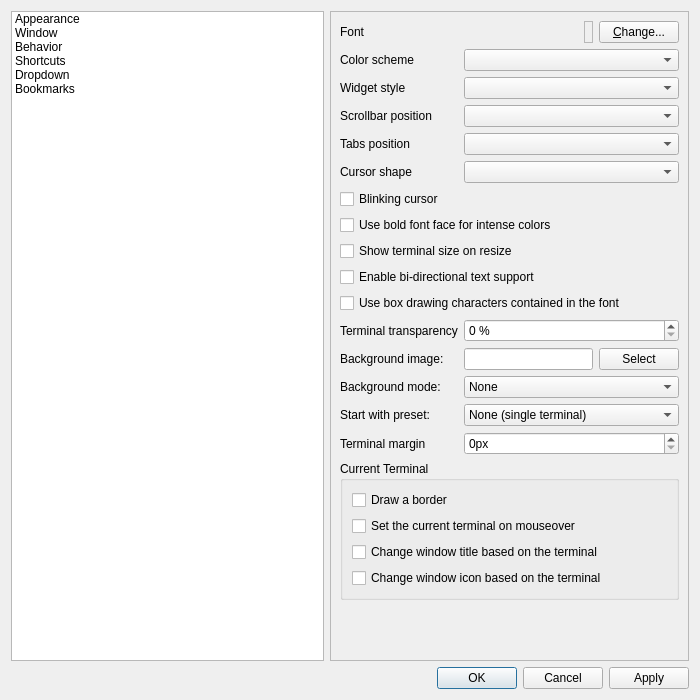
First picture: the form in src/forms/propertiesdialog.ui, repository lxqt/qterminal, before the edit.
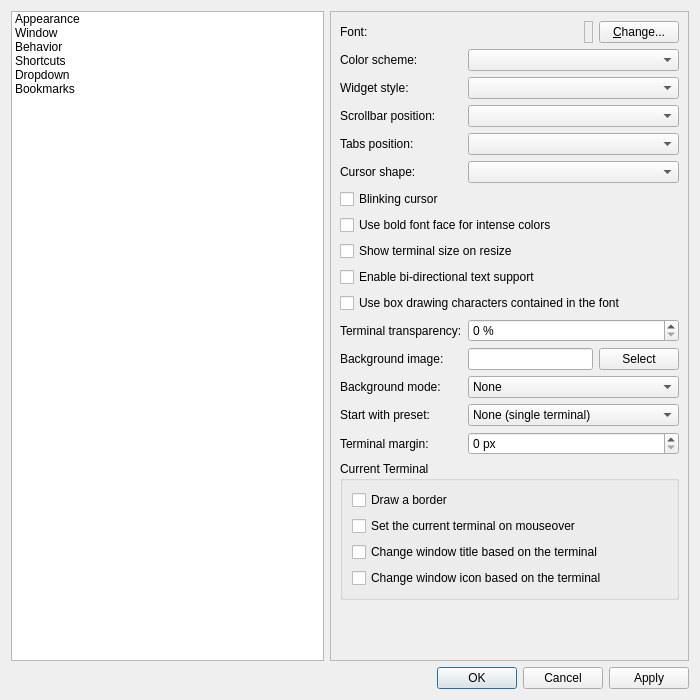
Second picture: the form after the edit. Icons and pictures are not drawn.

Commit message:
propertiesdialog: small enhancements for UI consistency
- add a space before "px" suffix
- add missing colons ':' in the form's labels

```diff
--- a/src/forms/propertiesdialog.ui
+++ b/src/forms/propertiesdialog.ui
@@ -124,7 +124,7 @@
               <item>
                <widget class="QLabel" name="fontLabel">
                 <property name="text">
-                 <string>Font</string>
+                 <string>Font:</string>
                 </property>
                 <property name="buddy">
                  <cstring>changeFontButton</cstring>
@@ -170,7 +170,7 @@
            <item row="2" column="0">
             <widget class="QLabel" name="label_5">
              <property name="text">
-              <string>Color scheme</string>
+              <string>Color scheme:</string>
              </property>
              <property name="buddy">
               <cstring>colorSchemaCombo</cstring>
@@ -183,7 +183,7 @@
            <item row="3" column="0">
             <widget class="QLabel" name="label_6">
              <property name="text">
-              <string>Widget style</string>
+              <string>Widget style:</string>
              </property>
              <property name="buddy">
               <cstring>styleComboBox</cstring>
@@ -196,7 +196,7 @@
            <item row="4" column="0">
             <widget class="QLabel" name="label_7">
              <property name="text">
-              <string>Scrollbar position</string>
+              <string>Scrollbar position:</string>
              </property>
              <property name="buddy">
               <cstring>scrollBarPos_comboBox</cstring>
@@ -209,7 +209,7 @@
            <item row="5" column="0">
             <widget class="QLabel" name="label_8">
              <property name="text">
-              <string>Tabs position</string>
+              <string>Tabs position:</string>
              </property>
              <property name="buddy">
               <cstring>tabsPos_comboBox</cstring>
@@ -222,7 +222,7 @@
            <item row="6" column="0">
             <widget class="QLabel" name="label_12">
              <property name="text">
-              <string>Cursor shape</string>
+              <string>Cursor shape:</string>
              </property>
              <property name="buddy">
               <cstring>keybCursorShape_comboBox</cstring>
@@ -276,7 +276,7 @@
            <item row="12" column="0">
             <widget class="QLabel" name="label">
              <property name="text">
-              <string>Terminal transparency</string>
+              <string>Terminal transparency:</string>
              </property>
              <property name="buddy">
               <cstring>termTransparencyBox</cstring>
@@ -393,7 +393,7 @@
            <item row="16" column="0">
             <widget class="QLabel" name="label_15">
              <property name="text">
-              <string>Terminal margin</string>
+              <string>Terminal margin:</string>
              </property>
              <property name="buddy">
               <cstring>terminalMarginSpinBox</cstring>
@@ -403,7 +403,7 @@
            <item row="16" column="1">
             <widget class="QSpinBox" name="terminalMarginSpinBox">
              <property name="suffix">
-              <string>px</string>
+              <string> px</string>
              </property>
             </widget>
            </item>
```
Left out of the diff: 22 changed lines with no effect on the pictures.
